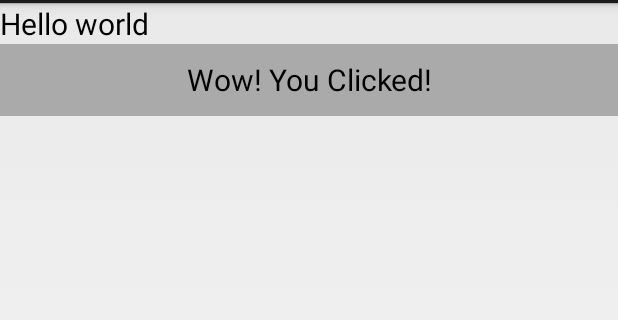
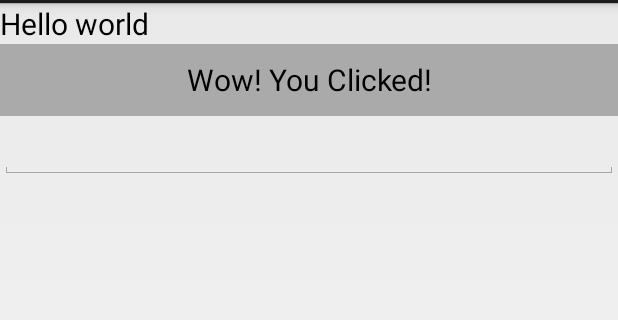
Before and after one commit to jeonghwan-kim/android-study, an Android app: the screen it shows after launch (MyActivity), after a tap on "Touch me", on a phone screen of 412 x 824 dp, the part 69-389 px from its top. Run offline under Robolectric (Android 15) with nearby library versions, the phone set to English and light mode, and no system bars.

Commit message:
EchoEditText - 왜 안되지?

```diff
--- a/mobile/src/main/java/com/example/jeonghwan/myapplication4/MyActivity.java
+++ b/mobile/src/main/java/com/example/jeonghwan/myapplication4/MyActivity.java
@@ -17,14 +17,14 @@ public class MyActivity extends Activity {
         super.onCreate(savedInstanceState);
         setContentView(R.layout.activity_my);
 
-        Log.i("tag1", "onCreate()");
+        Log.d("tag1", "onCreate()");
         Button btnClickMe = (Button)findViewById(R.id.btnClickMe);
         btnClickMe.setOnClickListener(new View.OnClickListener() {
             @Override
             public void onClick(View view) {
                 Button btnClickMe = (Button)view.findViewById(R.id.btnClickMe);
                 btnClickMe.setText(R.string.clicked);
-                Log.i("tag", "Clicked");
+                Log.d("tag1", "Clicked");
             }
         });
     }
--- a/mobile/src/main/res/layout/activity_my.xml
+++ b/mobile/src/main/res/layout/activity_my.xml
@@ -19,4 +19,9 @@
         android:background="@drawable/btn_selector"
         android:id="@+id/btnClickMe" />
 
+    <com.example.jeonghwan.myapplication4.EchoEditText
+        android:id="@+id/echo"
+        android:layout_width="match_parent"
+        android:layout_height="wrap_content" />
+
 </LinearLayout>
```
Also changed, not shown: mobile/src/main/java/com/example/jeonghwan/myapplication4/EchoEditText.java (added, +34 -0 lines).
